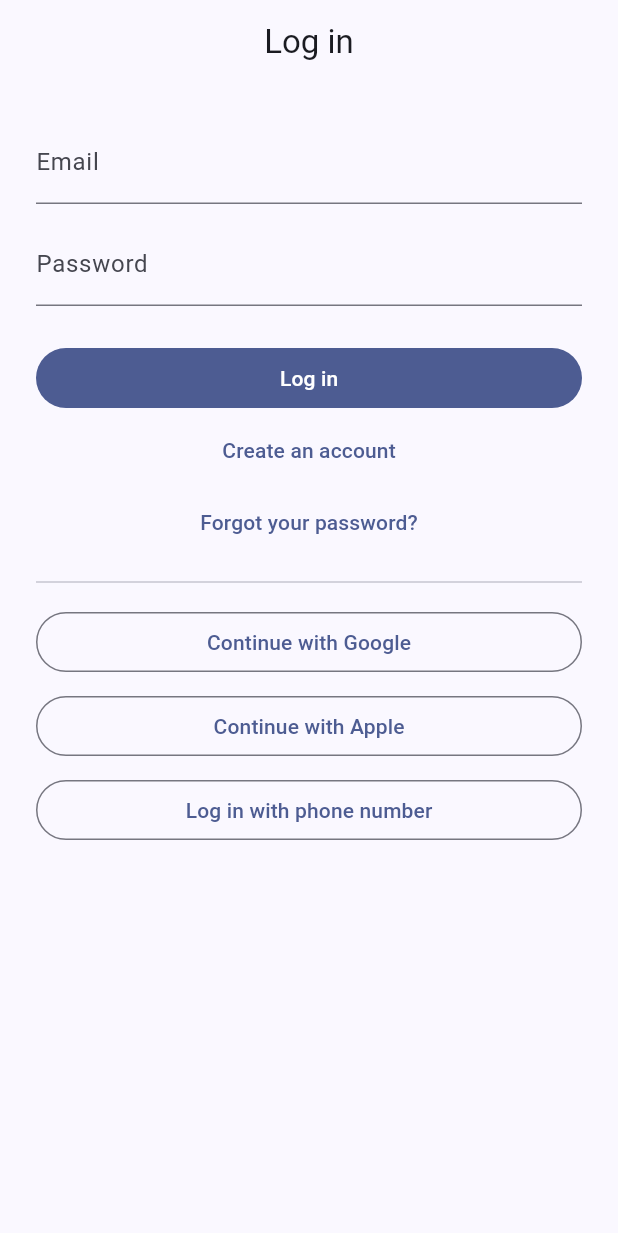
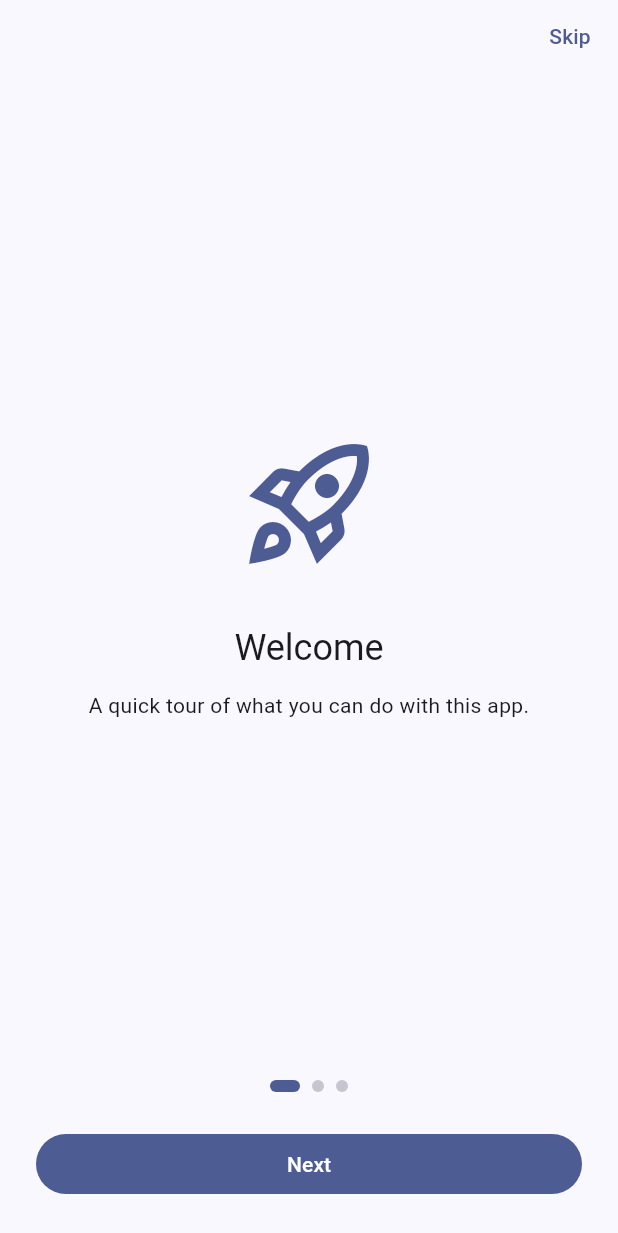
Before and after one commit to nagacotaco/flutter_app_template, a Flutter app: the screen it shows after launch, on a phone screen of 412 x 824 dp. Shown: the top 1233 px of the screen. Run offline on Flutter 3.47's test engine with Material 3 defaults, Android fonts, the phone set to English and light mode, and no system bars; our stand-ins replace firebase_auth, firebase_core, firebase_remote_config, flutter_hooks, freezed_annotation, go_router and 9 more; accounts and stored records are empty; generated files the repository leaves out were written again.

Commit message:
オンボーディング（初回起動ウォークスルー）を追加
- features/onboarding: 3ページの PageView（プレースホルダー文言）+ スキップ/次へ/はじめる
- 完了フラグは shared_preferences（onboarding.completed）。
  OnboardingCompleted provider を router が listen し、未完了なら /onboarding へ redirect
- 完了/スキップで redirect が次の画面（ログイン or ホーム）へ自動遷移
- フローの widget テスト3本（初回表示・スキップ・完了・完了済みスキップ）を追加
- 削除手順 README を同梱

Co-Authored-By: Claude Fable 5 <noreply@anthropic.com>

```diff
--- a/lib/core/l10n/arb/app_en.arb
+++ b/lib/core/l10n/arb/app_en.arb
@@ -52,5 +52,14 @@
   "appConfigMaintenanceMessage": "The app is currently under maintenance. Please try again later.",
   "appConfigUpdateTitle": "Update required",
   "appConfigUpdateMessage": "A new version is available. Please update from the store.",
-  "appConfigUpdateButton": "Update"
+  "appConfigUpdateButton": "Update",
+  "onboardingTitle1": "Welcome",
+  "onboardingBody1": "A quick tour of what you can do with this app.",
+  "onboardingTitle2": "Make it yours",
+  "onboardingBody2": "Change the theme and language anytime in Settings.",
+  "onboardingTitle3": "You're all set",
+  "onboardingBody3": "Let's get started.",
+  "onboardingSkip": "Skip",
+  "onboardingNext": "Next",
+  "onboardingStart": "Get started"
 }
--- a/lib/core/l10n/gen/app_localizations.dart
+++ b/lib/core/l10n/gen/app_localizations.dart
@@ -415,6 +415,60 @@ abstract class AppLocalizations {
   /// In ja, this message translates to:
   /// **'更新する'**
   String get appConfigUpdateButton;
+
+  /// オンボーディング1ページ目タイトル（プレースホルダー）
+  ///
+  /// In ja, this message translates to:
+  /// **'ようこそ'**
+  String get onboardingTitle1;
+
+  /// オンボーディング1ページ目本文（プレースホルダー）
+  ///
+  /// In ja, this message translates to:
+  /// **'このアプリでできることを数ステップで紹介します。'**
+  String get onboardingBody1;
+
+  /// オンボーディング2ページ目タイトル（プレースホルダー）
+  ///
+  /// In ja, this message translates to:
+  /// **'自分好みに'**
+  String get onboardingTitle2;
+
+  /// オンボーディング2ページ目本文（プレースホルダー）
+  ///
+  /// In ja, this message translates to:
+  /// **'テーマや言語は設定画面からいつでも変更できます。'**
+  String get onboardingBody2;
+
+  /// オンボーディング3ページ目タイトル（プレースホルダー）
+  ///
+  /// In ja, this message translates to:
+  /// **'準備完了'**
+  String get onboardingTitle3;
+
+  /// オンボーディング3ページ目本文（プレースホルダー）
+  ///
+  /// In ja, this message translates to:
+  /// **'さっそく始めましょう。'**
+  String get onboardingBody3;
+
+  /// オンボーディングのスキップボタン
+  ///
+  /// In ja, this message translates to:
+  /// **'スキップ'**
+  String get onboardingSkip;
+
+  /// オンボーディングの次ページボタン
+  ///
+  /// In ja, this message translates to:
+  /// **'次へ'**
+  String get onboardingNext;
+
+  /// オンボーディング最終ページの完了ボタン
+  ///
+  /// In ja, this message translates to:
+  /// **'はじめる'**
+  String get onboardingStart;
 }
 
 class _AppLocalizationsDelegate
--- a/lib/core/l10n/gen/app_localizations_en.dart
+++ b/lib/core/l10n/gen/app_localizations_en.dart
@@ -171,4 +171,33 @@ class AppLocalizationsEn extends AppLocalizations {
 
   @override
   String get appConfigUpdateButton => 'Update';
+
+  @override
+  String get onboardingTitle1 => 'Welcome';
+
+  @override
+  String get onboardingBody1 =>
+      'A quick tour of what you can do with this app.';
+
+  @override
+  String get onboardingTitle2 => 'Make it yours';
+
+  @override
+  String get onboardingBody2 =>
+      'Change the theme and language anytime in Settings.';
+
+  @override
+  String get onboardingTitle3 => 'You\'re all set';
+
+  @override
+  String get onboardingBody3 => 'Let\'s get started.';
+
+  @override
+  String get onboardingSkip => 'Skip';
+
+  @override
+  String get onboardingNext => 'Next';
+
+  @override
+  String get onboardingStart => 'Get started';
 }
--- /dev/null
+++ b/lib/features/onboarding/presentation/onboarding_screen.dart
@@ -0,0 +1,145 @@
+import 'package:flutter/material.dart';
+import 'package:flutter_app_template/core/l10n/l10n.dart';
+import 'package:flutter_app_template/features/onboarding/data/onboarding_providers.dart';
+import 'package:flutter_hooks/flutter_hooks.dart';
+import 'package:hooks_riverpod/hooks_riverpod.dart';
+
+/// 初回起動時のウォークスルー。完了/スキップでフラグを保存すると
+/// router の redirect が次の画面（ログイン or ホーム）へ進める。
+/// ページ内容はプレースホルダー。コピー先アプリで差し替える。
+class OnboardingScreen extends HookConsumerWidget {
+  const OnboardingScreen({super.key});
+
+  @override
+  Widget build(BuildContext context, WidgetRef ref) {
+    final controller = usePageController();
+    final pageIndex = useState(0);
+    final l10n = context.l10n;
+    final pages = [
+      (
+        icon: Icons.rocket_launch_outlined,
+        title: l10n.onboardingTitle1,
+        body: l10n.onboardingBody1,
+      ),
+      (
+        icon: Icons.tune_outlined,
+        title: l10n.onboardingTitle2,
+        body: l10n.onboardingBody2,
+      ),
+      (
+        icon: Icons.favorite_outline,
+        title: l10n.onboardingTitle3,
+        body: l10n.onboardingBody3,
+      ),
+    ];
+    final isLastPage = pageIndex.value == pages.length - 1;
+
+    Future<void> complete() =>
+        ref.read(onboardingCompletedProvider.notifier).complete();
+
+    return Scaffold(
+      body: SafeArea(
+        child: Column(
+          children: [
+            Align(
+              alignment: Alignment.centerRight,
+              child: TextButton(
+                onPressed: complete,
+                child: Text(l10n.onboardingSkip),
+              ),
+            ),
+            Expanded(
+              child: PageView.builder(
+                controller: controller,
+                onPageChanged: (index) => pageIndex.value = index,
+                itemCount: pages.length,
+                itemBuilder: (context, index) => _OnboardingPage(
+                  icon: pages[index].icon,
+                  title: pages[index].title,
+                  body: pages[index].body,
+                ),
+              ),
+            ),
+            Row(
+              mainAxisAlignment: MainAxisAlignment.center,
+              children: [
+                for (var i = 0; i < pages.length; i++)
+                  _PageDot(isActive: i == pageIndex.value),
+              ],
+            ),
+            Padding(
+              padding: const EdgeInsets.all(24),
+              child: SizedBox(
+                width: double.infinity,
+                child: FilledButton(
+                  onPressed: isLastPage
+                      ? complete
+                      : () => controller.nextPage(
+                          duration: const Duration(milliseconds: 250),
+                          curve: Curves.easeOut,
+                        ),
+                  child: Text(
+                    isLastPage ? l10n.onboardingStart : l10n.onboardingNext,
+                  ),
+                ),
+              ),
+            ),
+          ],
+        ),
+      ),
+    );
+  }
+}
+
+class _OnboardingPage extends StatelessWidget {
+  const _OnboardingPage({
+    required this.icon,
+    required this.title,
+    required this.body,
+  });
+
+  final IconData icon;
+  final String title;
+  final String body;
+
+  @override
+  Widget build(BuildContext context) {
+    final theme = Theme.of(context);
+    return Padding(
+      padding: const EdgeInsets.all(32),
+      child: Column(
+        mainAxisAlignment: MainAxisAlignment.center,
+        children: [
+          Icon(icon, size: 96, color: theme.colorScheme.primary),
+          const SizedBox(height: 32),
+          Text(title, style: theme.textTheme.headlineSmall),
+          const SizedBox(height: 12),
+          Text(body, textAlign: TextAlign.center),
+        ],
+      ),
+    );
+  }
+}
+
+class _PageDot extends StatelessWidget {
+  const _PageDot({required this.isActive});
+
+  final bool isActive;
+
+  @override
+  Widget build(BuildContext context) {
+    final theme = Theme.of(context);
+    return AnimatedContainer(
+      duration: const Duration(milliseconds: 200),
+      margin: const EdgeInsets.symmetric(horizontal: 4),
+      width: isActive ? 20 : 8,
+      height: 8,
+      decoration: BoxDecoration(
+        color: isActive
+            ? theme.colorScheme.primary
+            : theme.colorScheme.outlineVariant,
+        borderRadius: BorderRadius.circular(4),
+      ),
+    );
+  }
+}
```
Also changed, not shown: lib/core/l10n/arb/app_ja.arb (+36 -0 lines), lib/core/l10n/gen/app_localizations_ja.dart (+27 -0 lines), lib/core/router/app_router.dart (+11 -0 lines), lib/core/router/routes.dart (+12 -0 lines), lib/features/onboarding/data/onboarding_providers.dart (added, +19 -0 lines), lib/core/router/app_router.g.dart, lib/core/router/routes.g.dart, lib/features/onboarding/data/onboarding_providers.g.dart (added), 5 other files.
